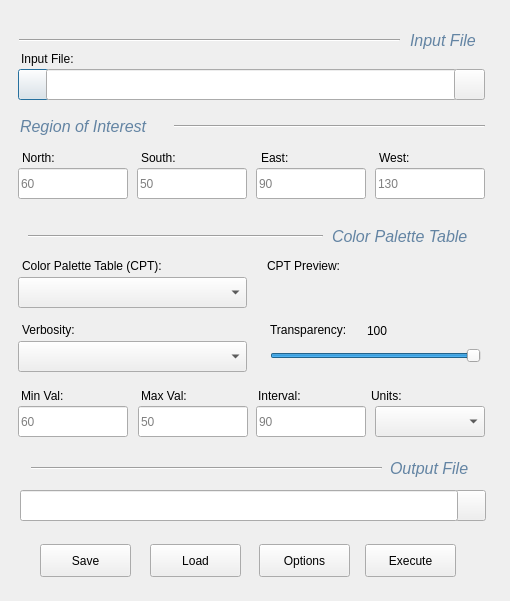
The window that mapui/support/interfaces/interface.ui (cheapstr73/mapui) describes before a commit, drawn with Qt 5.
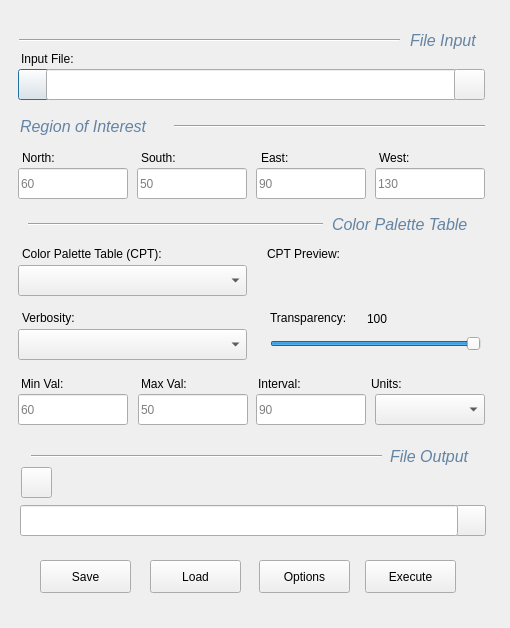
The same window after the commit.

Commit message: Added Projections Pt. 1

```diff
--- a/mapui/support/interfaces/interface.ui
+++ b/mapui/support/interfaces/interface.ui
@@ -7,7 +7,7 @@
     <x>0</x>
     <y>0</y>
     <width>510</width>
-    <height>601</height>
+    <height>628</height>
    </rect>
   </property>
   <property name="windowTitle">
@@ -33,7 +33,7 @@
    <property name="geometry">
     <rect>
      <x>21</x>
-     <y>387</y>
+     <y>375</y>
      <width>71</width>
      <height>17</height>
     </rect>
@@ -46,7 +46,7 @@
    <property name="geometry">
     <rect>
      <x>141</x>
-     <y>387</y>
+     <y>375</y>
      <width>71</width>
      <height>17</height>
     </rect>
@@ -59,7 +59,7 @@
    <property name="geometry">
     <rect>
      <x>258</x>
-     <y>387</y>
+     <y>375</y>
      <width>71</width>
      <height>17</height>
     </rect>
@@ -191,7 +191,7 @@
    <property name="geometry">
     <rect>
      <x>371</x>
-     <y>387</y>
+     <y>375</y>
      <width>71</width>
      <height>17</height>
     </rect>
@@ -204,7 +204,7 @@
    <property name="geometry">
     <rect>
      <x>18</x>
-     <y>277</y>
+     <y>265</y>
      <width>229</width>
      <height>31</height>
     </rect>
@@ -214,7 +214,7 @@
    <property name="geometry">
     <rect>
      <x>22</x>
-     <y>257</y>
+     <y>245</y>
      <width>171</width>
      <height>17</height>
     </rect>
@@ -227,7 +227,7 @@
    <property name="geometry">
     <rect>
      <x>18</x>
-     <y>341</y>
+     <y>329</y>
      <width>229</width>
      <height>31</height>
     </rect>
@@ -237,7 +237,7 @@
    <property name="geometry">
     <rect>
      <x>22</x>
-     <y>321</y>
+     <y>309</y>
      <width>111</width>
      <height>17</height>
     </rect>
@@ -250,7 +250,7 @@
    <property name="geometry">
     <rect>
      <x>259</x>
-     <y>544</y>
+     <y>560</y>
      <width>91</width>
      <height>33</height>
     </rect>
@@ -477,7 +477,7 @@
    <property name="geometry">
     <rect>
      <x>332</x>
-     <y>226</y>
+     <y>214</y>
      <width>161</width>
      <height>21</height>
     </rect>
@@ -587,7 +587,7 @@
    <property name="geometry">
     <rect>
      <x>28</x>
-     <y>226</y>
+     <y>214</y>
      <width>295</width>
      <height>20</height>
     </rect>
@@ -687,34 +687,11 @@
     <enum>Qt::Horizontal</enum>
    </property>
   </widget>
-  <widget class="QLabel" name="lbl_projection">
-   <property name="geometry">
-    <rect>
-     <x>24</x>
-     <y>660</y>
-     <width>171</width>
-     <height>17</height>
-    </rect>
-   </property>
-   <property name="text">
-    <string>Map Projection:</string>
-   </property>
-  </widget>
-  <widget class="QComboBox" name="combo_projections">
-   <property name="geometry">
-    <rect>
-     <x>19</x>
-     <y>680</y>
-     <width>341</width>
-     <height>31</height>
-    </rect>
-   </property>
-  </widget>
   <widget class="QSlider" name="slider_opacity">
    <property name="geometry">
     <rect>
      <x>270</x>
-     <y>346</y>
+     <y>334</y>
      <width>211</width>
      <height>20</height>
     </rect>
@@ -745,7 +722,7 @@
    <property name="geometry">
     <rect>
      <x>267</x>
-     <y>257</y>
+     <y>245</y>
      <width>171</width>
      <height>17</height>
     </rect>
@@ -758,7 +735,7 @@
    <property name="geometry">
     <rect>
      <x>270</x>
-     <y>321</y>
+     <y>309</y>
      <width>91</width>
      <height>17</height>
     </rect>
@@ -771,7 +748,7 @@
    <property name="geometry">
     <rect>
      <x>367</x>
-     <y>322</y>
+     <y>310</y>
      <width>41</width>
      <height>17</height>
     </rect>
@@ -784,7 +761,7 @@
    <property name="geometry">
     <rect>
      <x>263</x>
-     <y>276</y>
+     <y>264</y>
      <width>231</width>
      <height>35</height>
     </rect>
@@ -799,7 +776,7 @@
    <property name="geometry">
     <rect>
      <x>31</x>
-     <y>458</y>
+     <y>446</y>
      <width>351</width>
      <height>20</height>
     </rect>
@@ -903,7 +880,7 @@
    <property name="geometry">
     <rect>
      <x>390</x>
-     <y>458</y>
+     <y>446</y>
      <width>91</width>
      <height>21</height>
     </rect>
@@ -1006,14 +983,14 @@
     </font>
    </property>
    <property name="text">
-    <string>Output File</string>
+    <string>File Output</string>
    </property>
   </widget>
   <widget class="QLineEdit" name="txt_cpt_interval">
    <property name="geometry">
     <rect>
      <x>256</x>
-     <y>406</y>
+     <y>394</y>
      <width>110</width>
      <height>31</height>
     </rect>
@@ -1029,7 +1006,7 @@
    <property name="geometry">
     <rect>
      <x>18</x>
-     <y>406</y>
+     <y>394</y>
      <width>110</width>
      <height>31</height>
     </rect>
@@ -1045,7 +1022,7 @@
    <property name="geometry">
     <rect>
      <x>138</x>
-     <y>406</y>
+     <y>394</y>
      <width>110</width>
      <height>31</height>
     </rect>
@@ -1061,7 +1038,7 @@
    <property name="geometry">
     <rect>
      <x>375</x>
-     <y>406</y>
+     <y>394</y>
      <width>110</width>
      <height>31</height>
     </rect>
@@ -1074,7 +1051,7 @@
    <property name="geometry">
     <rect>
      <x>40</x>
-     <y>544</y>
+     <y>560</y>
      <width>91</width>
      <height>33</height>
     </rect>
@@ -1087,7 +1064,7 @@
    <property name="geometry">
     <rect>
      <x>150</x>
-     <y>544</y>
+     <y>560</y>
      <width>91</width>
      <height>33</height>
     </rect>
@@ -1111,7 +1088,7 @@
    <property name="geometry">
     <rect>
      <x>365</x>
-     <y>544</y>
+     <y>560</y>
      <width>91</width>
      <height>33</height>
     </rect>
@@ -1272,7 +1249,7 @@
     </font>
    </property>
    <property name="text">
-    <string>Input File</string>
+    <string>File Input</string>
    </property>
   </widget>
   <widget class="Line" name="line_4">
@@ -1503,7 +1480,7 @@
    <property name="geometry">
     <rect>
      <x>76</x>
-     <y>387</y>
+     <y>375</y>
      <width>51</width>
      <height>17</height>
     </rect>
@@ -1558,7 +1535,7 @@
    <property name="geometry">
     <rect>
      <x>199</x>
-     <y>387</y>
+     <y>375</y>
      <width>51</width>
      <height>17</height>
     </rect>
@@ -1739,7 +1716,7 @@
    <property name="geometry">
     <rect>
      <x>455</x>
-     <y>490</y>
+     <y>505</y>
      <width>31</width>
      <height>31</height>
     </rect>
@@ -1752,57 +1729,49 @@
    <property name="geometry">
     <rect>
      <x>20</x>
-     <y>490</y>
+     <y>505</y>
      <width>438</width>
      <height>31</height>
     </rect>
    </property>
   </widget>
-  <widget class="QLabel" name="lbl_projection_2">
+  <widget class="QPushButton" name="btn_set_projection">
    <property name="geometry">
     <rect>
-     <x>10</x>
-     <y>725</y>
-     <width>111</width>
-     <height>17</height>
-    </rect>
-   </property>
-   <property name="text">
-    <string>Map Projection:</string>
-   </property>
-  </widget>
-  <widget class="QPushButton" name="btn_select_projection">
-   <property name="geometry">
-    <rect>
-     <x>370</x>
-     <y>715</y>
-     <width>110</width>
+     <x>21</x>
+     <y>467</y>
+     <width>31</width>
      <height>31</height>
     </rect>
    </property>
    <property name="text">
-    <string>Select</string>
-   </property>
-   <property name="autoDefault">
-    <bool>false</bool>
-   </property>
-   <property name="flat">
-    <bool>true</bool>
+    <string/>
    </property>
   </widget>
   <widget class="QLabel" name="label_19">
    <property name="geometry">
     <rect>
-     <x>10</x>
-     <y>750</y>
-     <width>191</width>
+     <x>60</x>
+     <y>475</y>
+     <width>341</width>
      <height>17</height>
     </rect>
    </property>
    <property name="text">
-    <string>Cylindrical equidistant</string>
+    <string/>
    </property>
   </widget>
+  <widget class="QWidget" name="horizontalLayoutWidget_3">
+   <property name="geometry">
+    <rect>
+     <x>0</x>
+     <y>590</y>
+     <width>511</width>
+     <height>41</height>
+    </rect>
+   </property>
+   <layout class="QHBoxLayout" name="statusbar_layout"/>
+  </widget>
  </widget>
  <resources/>
  <connections/>
```
Left out of the diff: 40 changed lines with no effect on the pictures. The commit also changes 26 other files.
